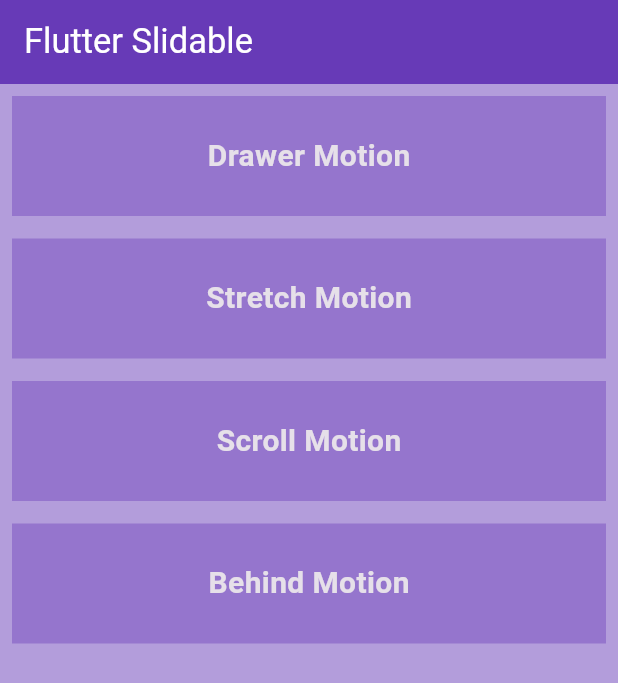
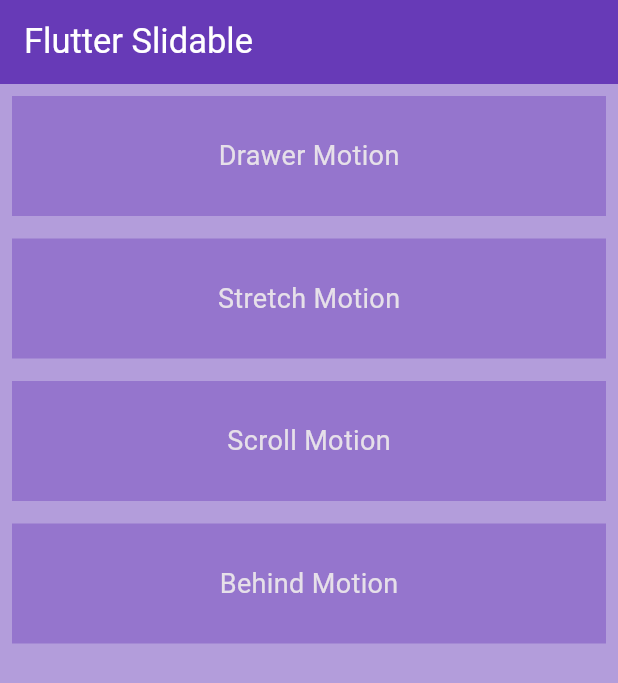
Before and after one commit to mohamedrashad102/Flutter-Advanced, a Flutter app: the screen it shows after launch, on a phone screen of 412 x 824 dp. Shown: the top 683 px of the screen. Run offline on Flutter 3.47's test engine with Material 3 defaults, Android fonts, the phone set to English and light mode, and no system bars; drawn by our look-alikes of flutter_slidable.

Commit message:
refactor flutter slidable

```diff
--- a/lib/packages/flutter_slidable_demo.dart
+++ b/lib/packages/flutter_slidable_demo.dart
@@ -1,4 +1,5 @@
 import 'package:flutter/material.dart';
+import 'package:flutter_advanced/core/utils/app_style.dart';
 import 'package:flutter_advanced/core/widgets/custom_app_bar.dart';
 import 'package:flutter_slidable/flutter_slidable.dart';
 
@@ -45,21 +46,7 @@ class FlutterSlidableDemo extends StatelessWidget {
                         ),
                       ],
                     ),
-                    child: Container(
-                      width: double.infinity,
-                      height: 80,
-                      decoration: BoxDecoration(
-                        color: Colors.deepPurple.shade300,
-                      ),
-                      alignment: Alignment.center,
-                      child: Text(
-                        key,
-                        style: const TextStyle(
-                          fontSize: 20,
-                          fontWeight: FontWeight.bold,
-                        ),
-                      ),
-                    ),
+                    child: Item(key),
                   ),
                 ),
               )
@@ -69,3 +56,28 @@ class FlutterSlidableDemo extends StatelessWidget {
     );
   }
 }
+
+class Item extends StatelessWidget {
+  const Item(
+    this.title, {
+    super.key,
+  });
+
+  final String title;
+
+  @override
+  Widget build(BuildContext context) {
+    return Container(
+      width: double.infinity,
+      height: 80,
+      decoration: BoxDecoration(
+        color: Colors.deepPurple.shade300,
+      ),
+      alignment: Alignment.center,
+      child: Text(
+        title,
+        style: AppStyle.regularStyle,
+      ),
+    );
+  }
+}
```
